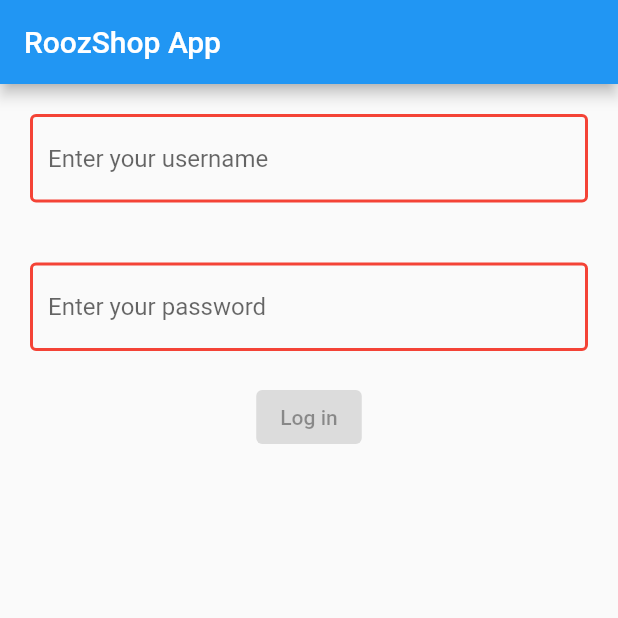
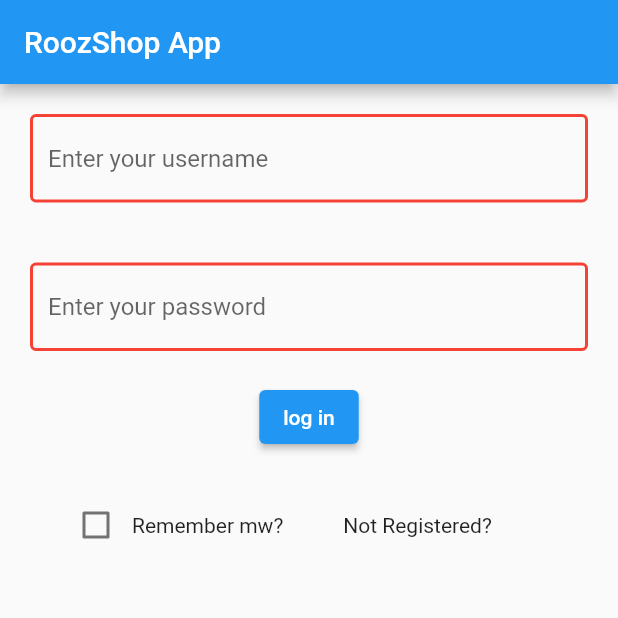
Before and after one commit to maroozrokh/shopingApp1, a Flutter app: the screen it shows after launch, on a phone screen of 412 x 824 dp, the top half of it. Run offline on Flutter 3.47's test engine with Material 2 defaults, Android fonts, the light colour scheme and no system bars.

Commit message:
first commit

```diff
--- a/lib/log_in.dart
+++ b/lib/log_in.dart
@@ -1,3 +1,4 @@
+
 import 'package:flutter/cupertino.dart';
 import 'package:flutter/material.dart';
 
@@ -6,12 +7,17 @@
 
   @override
   State<LogIn> createState() => _LogIn();
+
+
 }
 
 class _LogIn extends State<LogIn> {
   get child => null;
+  // bool val = true;
+  bool valuefirst = false;
+  bool valuesecond = false;
 
-  @override
+   @override
   Widget build(BuildContext context) {
     return Scaffold(
       appBar: AppBar(title: Text("RoozShop App")),
@@ -19,7 +25,7 @@
 
         child: Column(
 
-         children: const <Widget>[
+         children:  <Widget>[
 
             Padding(padding: EdgeInsets.all(20),
             child:
@@ -39,14 +45,10 @@
                   hintText: 'Enter your username',
 
                 ),
-                // onSubmitted: (String value){
-                //   debugPrint(value);
-                // },
-                // controller: _controller,
-                // onSubmitted: (String value) {
-                //   debugPrint(value);
-                // },
-                           ),),
+                onSubmitted: (String value){
+                  debugPrint(value);
+                },
+             ),),
 
 
         Padding(padding: EdgeInsets.all(20),
@@ -54,10 +56,7 @@
                TextField(
 
                 decoration:  InputDecoration(
-                    // border:  OutlineInputBorder(
-                    // borderRadius: BorderRadius.circular(6)),
-
-                  focusedBorder: OutlineInputBorder(
+                    focusedBorder: OutlineInputBorder(
                     // borderRadius: BorderRadius.circular(20),
 
                     borderSide: BorderSide(color: Colors.green, width: 2.0 ),
@@ -72,20 +71,35 @@
                   hintText: 'Enter your password',
 
                 ),
-                // onSubmitted: (String value){
-                //   debugPrint(value);
-                // },
-                // controller: _controller,
-                // onSubmitted: (String value) {
-                //   debugPrint(value);
-                // },
+                onSubmitted: (String value){
+                  debugPrint(value);
+                },
+
                            ),),
 
-         ElevatedButton(onPressed: (){
-          print('mahsa'),
+              ElevatedButton(onPressed: (){}, child: Text('log in') ,),
+
+              Row(children: <Widget>[
+                Padding(padding: EdgeInsets.all(20)),
+                 Checkbox(
+
+                     checkColor: Colors.greenAccent,
+                      activeColor: Colors.red,
+                      value: this.valuefirst,
+                      onChanged: (bool? value)  {
+                        setState(() {
+                          this.valuefirst = value!;
+                        });
+                        } ),
+                        Text('Remember mw?'),
+                        Padding(padding: EdgeInsets.all(40),
+                        child:Text('Not Registered?')
+                        ),
+
+],)
 
 
-              } , child: Text('Log in')),
+
 
 
 
@@ -93,19 +107,13 @@
 
          ],
 
-
-
         ),
-
-
-
 
 
       ),
 
 
 
-
     );
   }
 }
```
